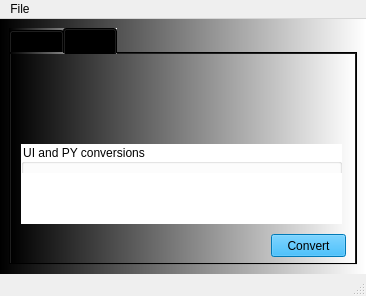
This is Section4/Designer_code/Video3_4_converter_hlayout_Design.ui in Tom-Niesytto/Hands-On-Python-3.x-GUI-Programming as Qt 5 draws it before an edit. The edited form follows.
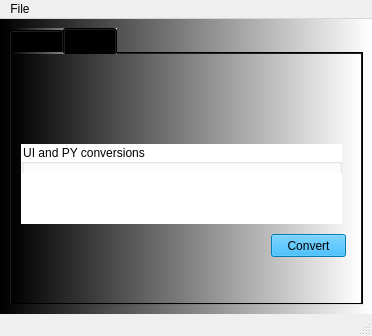
This is the edited form. Icons and pictures are not drawn.

Patch:
```diff
--- a/Section4/Designer_code/Video3_4_converter_hlayout_Design.ui
+++ b/Section4/Designer_code/Video3_4_converter_hlayout_Design.ui
@@ -6,8 +6,8 @@
    <rect>
     <x>0</x>
     <y>0</y>
-    <width>366</width>
-    <height>296</height>
+    <width>372</width>
+    <height>336</height>
    </rect>
   </property>
   <property name="windowTitle">
@@ -147,8 +147,8 @@
     <rect>
      <x>0</x>
      <y>0</y>
-     <width>366</width>
-     <height>21</height>
+     <width>372</width>
+     <height>26</height>
     </rect>
    </property>
    <widget class="QMenu" name="menuFile">
```
